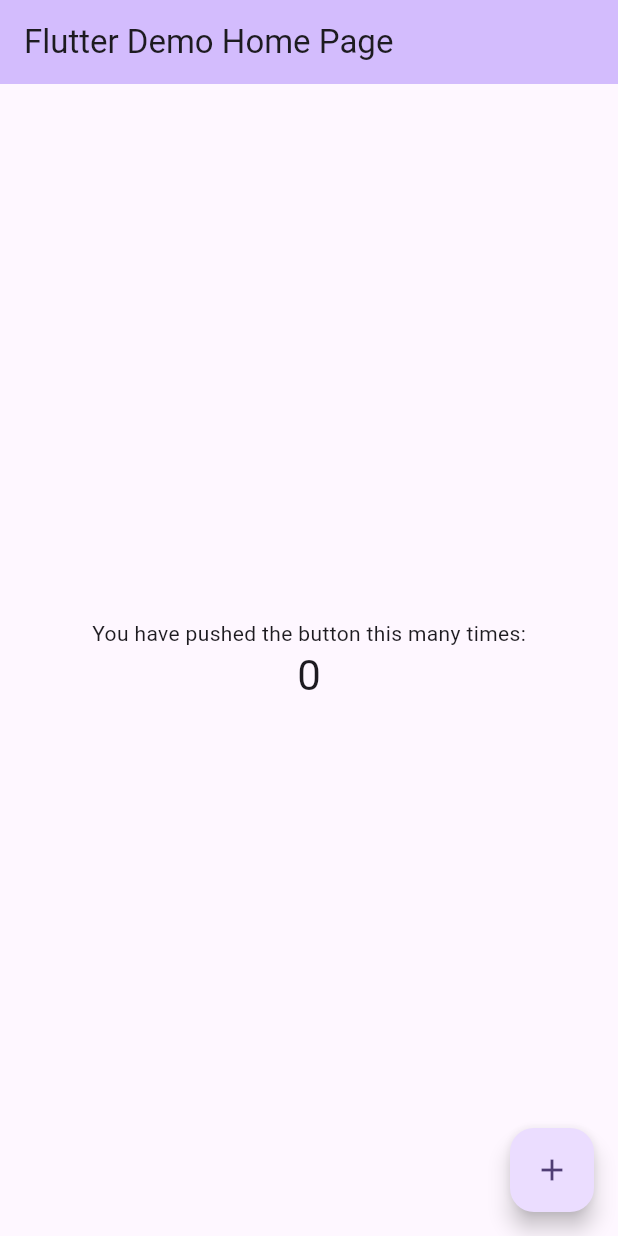
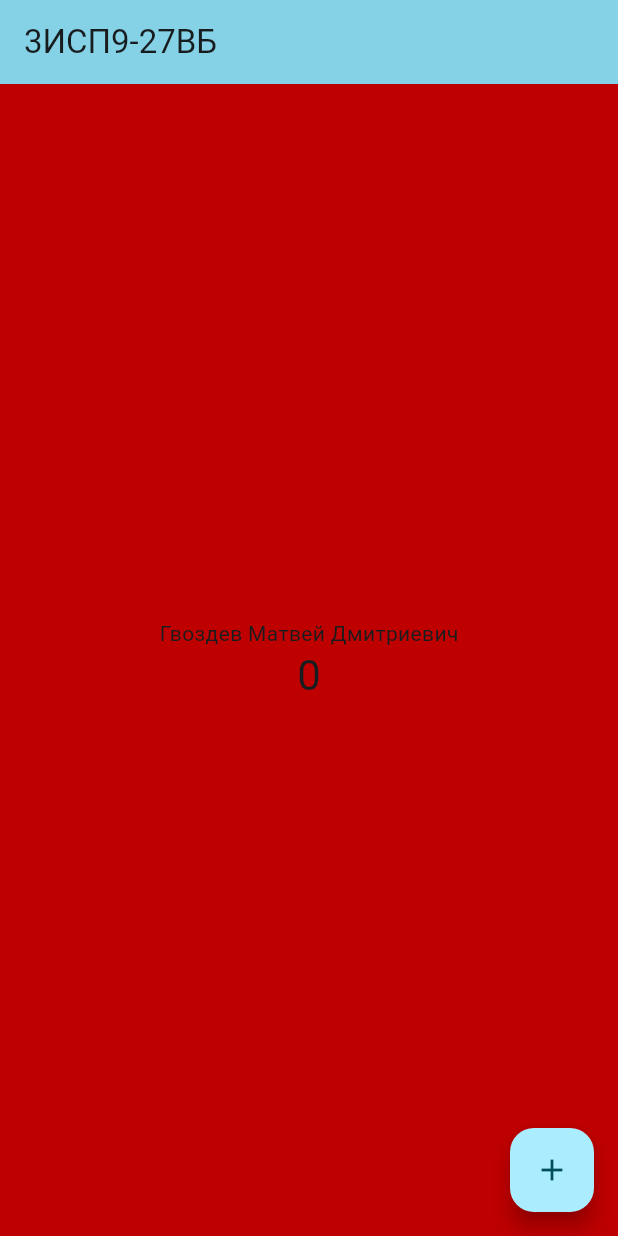
Before and after one commit to Aikarus228/LessonGit1, a Flutter app: the screen it shows after launch, on a phone screen of 412 x 824 dp. Run offline on Flutter 3.47's test engine with Material 2 defaults, Android fonts, the phone set to English and light mode, and no system bars.

Commit message:
firstlab1

```diff
--- a/lib/main.dart
+++ b/lib/main.dart
@@ -13,25 +13,11 @@
     return MaterialApp(
       title: 'Flutter Demo',
       theme: ThemeData(
-        // This is the theme of your application.
-        //
-        // TRY THIS: Try running your application with "flutter run". You'll see
-        // the application has a blue toolbar. Then, without quitting the app,
-        // try changing the seedColor in the colorScheme below to Colors.green
-        // and then invoke "hot reload" (save your changes or press the "hot
-        // reload" button in a Flutter-supported IDE, or press "r" if you used
-        // the command line to start the app).
-        //
-        // Notice that the counter didn't reset back to zero; the application
-        // state is not lost during the reload. To reset the state, use hot
-        // restart instead.
-        //
-        // This works for code too, not just values: Most code changes can be
-        // tested with just a hot reload.
-        colorScheme: ColorScheme.fromSeed(seedColor: Colors.deepPurple),
+        colorScheme:
+            ColorScheme.fromSeed(seedColor: Color.fromARGB(255, 110, 226, 255)),
         useMaterial3: true,
       ),
-      home: const MyHomePage(title: 'Flutter Demo Home Page'),
+      home: const MyHomePage(title: '3ИСП9-27ВБ'),
     );
   }
 }
@@ -77,6 +63,7 @@
     // fast, so that you can just rebuild anything that needs updating rather
     // than having to individually change instances of widgets.
     return Scaffold(
+      backgroundColor: Color.fromARGB(255, 190, 0, 0),
       appBar: AppBar(
         // TRY THIS: Try changing the color here to a specific color (to
         // Colors.amber, perhaps?) and trigger a hot reload to see the AppBar
@@ -106,7 +93,7 @@
           mainAxisAlignment: MainAxisAlignment.center,
           children: <Widget>[
             const Text(
-              'You have pushed the button this many times:',
+              'Гвоздев Матвей Дмитриевич',
             ),
             Text(
               '$_counter',
```
